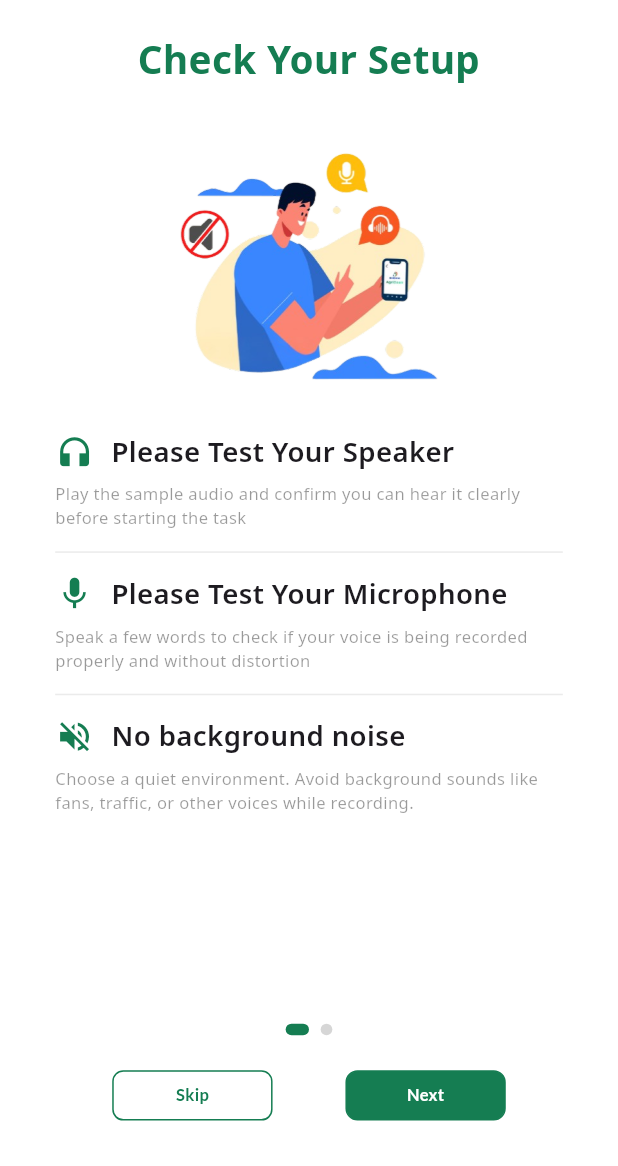
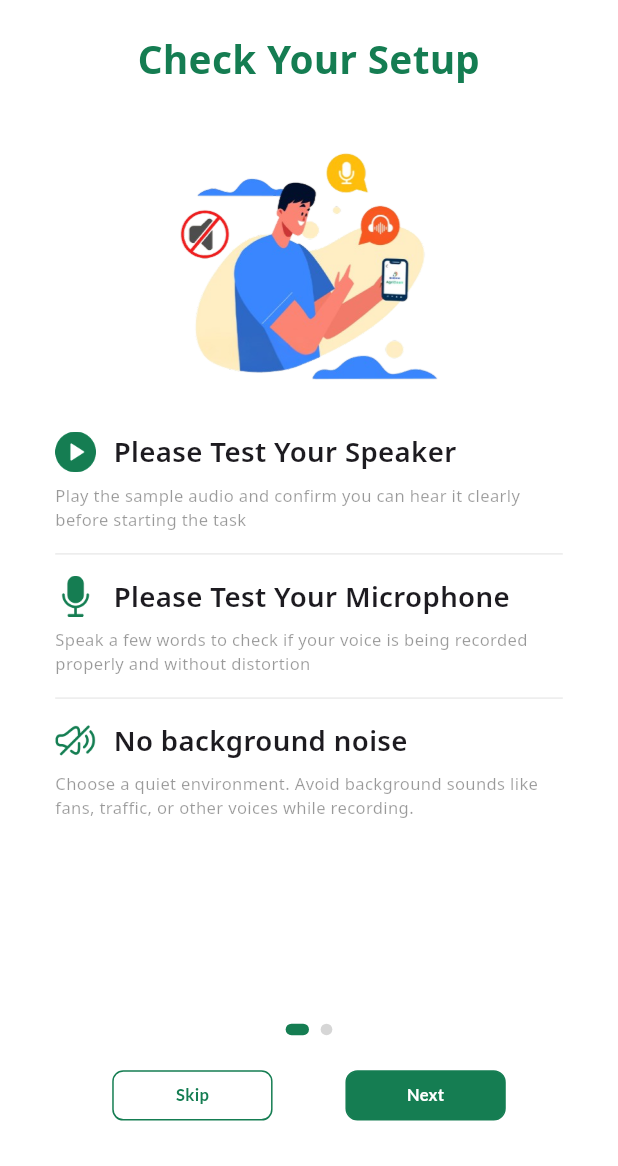
Before and after one commit to COSS-India/VoiceGive, a Flutter app: the BoloGetStarted screen opened directly, on a phone screen of 412 x 824 dp, the part 70-1236 px from its top. Run offline on Flutter 3.47's test engine with Material 3 defaults, Android fonts, the phone set to English and light mode, and no system bars; our stand-ins replace cached_network_image, flutter_screenutil, flutter_svg, google_fonts, just_audio, lottie and 1 more; missing offline and left inert: record; project files that could hold a hidden picture were left out.

Commit message:
fea: replace icons in bolo get started with icons in figma design

```diff
--- a/lib/models/get_started_model.dart
+++ b/lib/models/get_started_model.dart
@@ -15,11 +15,11 @@ class GetStartedModel {
 class GetStartedInstruction {
   final String title;
   final String description;
-  final IconData icon;
+  final String iconPath;
 
   GetStartedInstruction({
     required this.title,
     required this.description,
-    required this.icon,
+    required this.iconPath,
   });
 }
--- a/lib/screens/bolo_screen/bolo_get_started/bolo_get_started.dart
+++ b/lib/screens/bolo_screen/bolo_get_started/bolo_get_started.dart
@@ -29,19 +29,19 @@ class _BoloGetStartedState extends State<BoloGetStarted> {
           title: "Please Test Your Speaker",
           description:
               "Play the sample audio and confirm you can hear it clearly before starting the task",
-          icon: Icons.headphones,
+          iconPath: "assets/icons/play_icon.png",
         ),
         GetStartedInstruction(
           title: "Please Test Your Microphone",
           description:
               "Speak a few words to check if your voice is being recorded properly and without distortion",
-          icon: Icons.mic,
+          iconPath: "assets/icons/mic_icon.png",
         ),
         GetStartedInstruction(
           title: "No background noise",
           description:
               "Choose a quiet environment. Avoid background sounds like fans, traffic, or other voices while recording.",
-          icon: Icons.volume_off,
+          iconPath: "assets/icons/sound_off_icon.png",
         ),
       ],
     ),
@@ -53,19 +53,19 @@ class _BoloGetStartedState extends State<BoloGetStarted> {
           title: "Record exactly as shown",
           description:
               "Speak clearly, exactly following the text displayed, so your contribution is accurate and usable",
-          icon: Icons.record_voice_over,
+          iconPath: "assets/icons/record_icon.png",
         ),
         GetStartedInstruction(
-          title: "Don’t record Punctuations",
+          title: "Don't record Punctuations",
           description:
               "Read only the words shown on screen. Do not say commas, full stops, or other punctuation marks.",
-          icon: Icons.text_fields,
+          iconPath: "assets/icons/punctuation_icon.png",
         ),
         GetStartedInstruction(
           title: "Tap record to start",
           description:
               "Press the record button once you are ready, and speak clearly and naturally.",
-          icon: Icons.mic_none,
+          iconPath: "assets/icons/mic_icon.png",
         ),
       ],
     ),
@@ -115,7 +115,7 @@ class _BoloGetStartedState extends State<BoloGetStarted> {
                                     i < data.instructions.length;
                                     i++) ...[
                                   GetStartedItem(
-                                    icon: data.instructions[i].icon,
+                                    iconPath: data.instructions[i].iconPath,
                                     title: data.instructions[i].title,
                                     description:
                                         data.instructions[i].description,
--- a/lib/screens/bolo_screen/bolo_get_started/get_started_item.dart
+++ b/lib/screens/bolo_screen/bolo_get_started/get_started_item.dart
@@ -1,15 +1,16 @@
+import 'package:bhashadaan/common_widgets/image_widget.dart';
 import 'package:bhashadaan/constants/app_colors.dart';
 import 'package:flutter/material.dart';
 import 'package:flutter_screenutil/flutter_screenutil.dart';
 import 'package:google_fonts/google_fonts.dart';
 
 class GetStartedItem extends StatelessWidget {
-  final IconData icon;
+  final String iconPath;
   final String title;
   final String description;
 
   const GetStartedItem({
-    required this.icon,
+    required this.iconPath,
     required this.title,
     required this.description,
   });
@@ -20,7 +21,12 @@ class GetStartedItem extends StatelessWidget {
       children: [
         Row(
           children: [
-            Icon(icon, size: 28.sp, color: AppColors.darkGreen),
+            ImageWidget(
+              imageUrl: iconPath,
+              height: 28.w,
+              width: 28.w,
+              boxFit: BoxFit.contain,
+            ),
             SizedBox(width: 12.w),
             Expanded(
               child: Text(
--- a/pubspec.yaml
+++ b/pubspec.yaml
@@ -80,6 +80,7 @@ flutter:
   # To add assets to your application, add an assets section, like this:
   assets:
     - assets/images/
+    - assets/icons/
     - assets/animations/
     - assets/launcher/
   #   - images/a_dot_ham.jpeg\
```
Also changed, not shown: assets/icons/mic_icon.png (added), assets/icons/play_icon.png (added), assets/icons/punctuation_icon.png (added), assets/icons/record_icon.png (added), assets/icons/sound_off_icon.png (added), assets/icons/support_icon.png (added).
